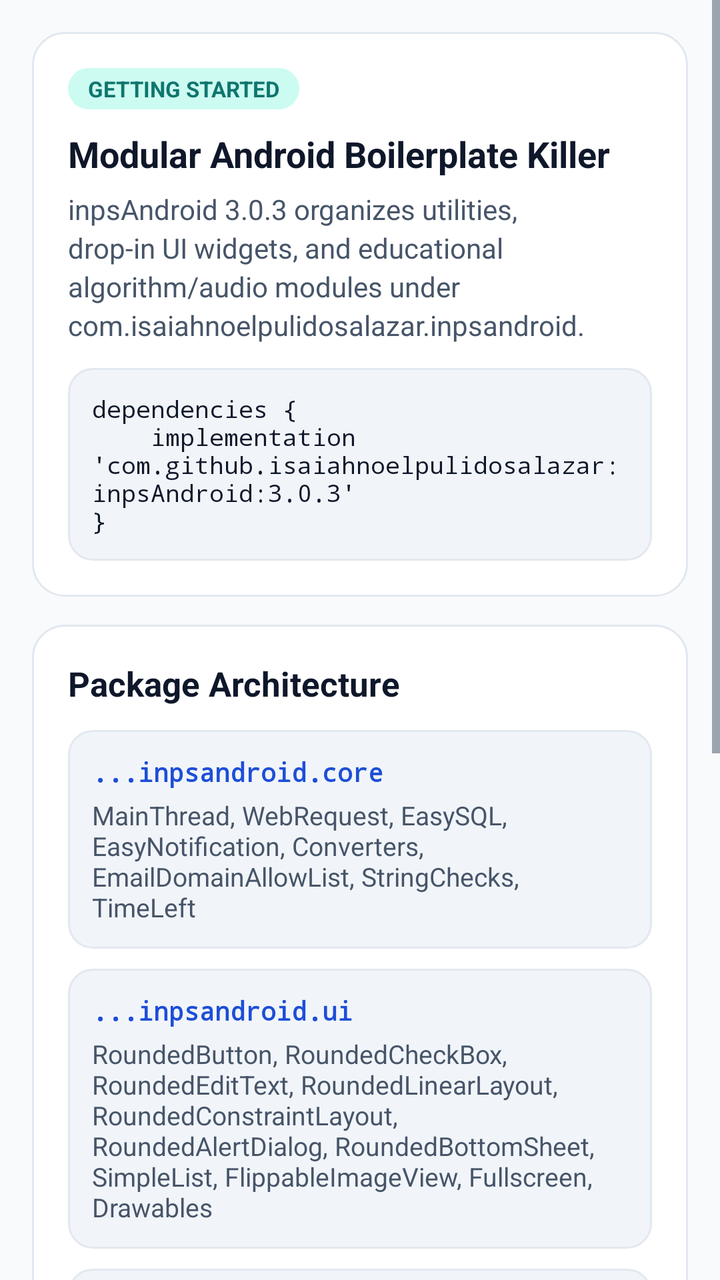
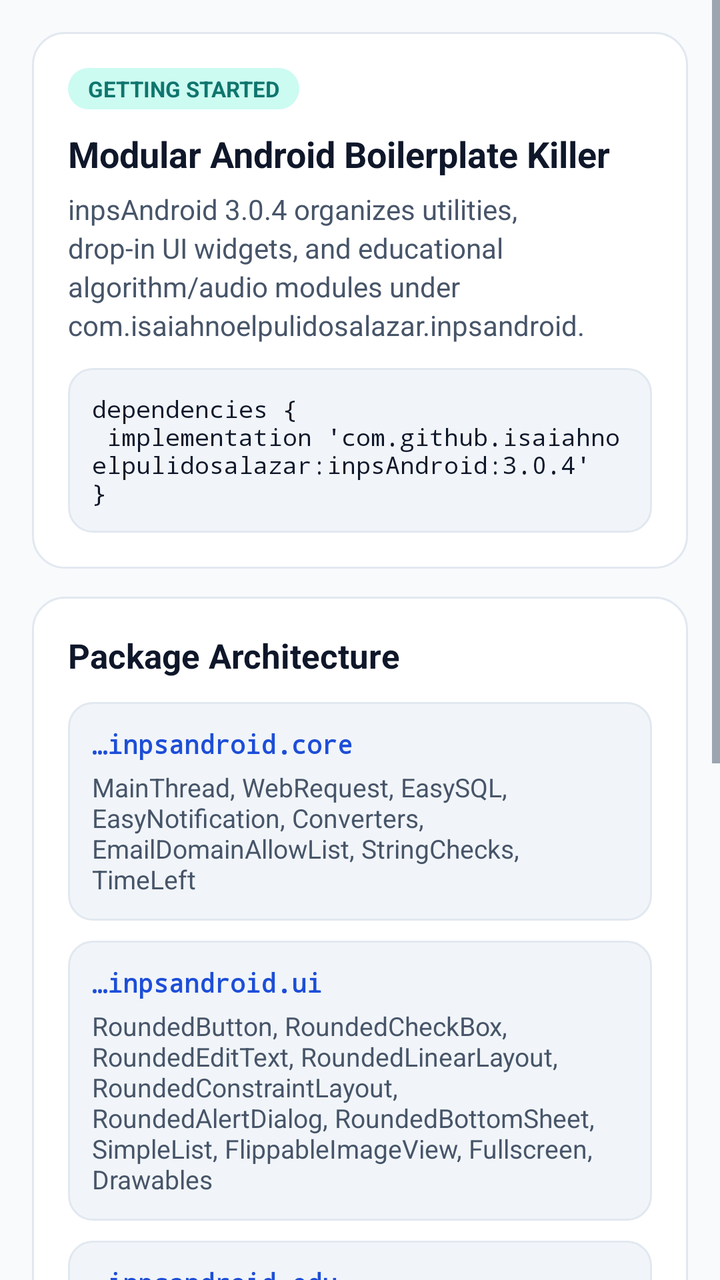

The first picture is an Android layout as it rendered before a commit; the second is the same layout after the commit. The layout source and the unified diff follow.
<!-- AndroidManifest.xml: application theme Theme.InpsAndroidDemo -->
<!-- res/layout/fragment_overview.xml -->
<?xml version="1.0" encoding="utf-8"?>
<ScrollView xmlns:android="http://schemas.android.com/apk/res/android"
    xmlns:app="http://schemas.android.com/apk/res-auto"
    android:id="@+id/overview_scroll"
    android:layout_width="match_parent"
    android:layout_height="match_parent"
    android:clipToPadding="false"
    android:fillViewport="true">

    <LinearLayout
        android:layout_width="match_parent"
        android:layout_height="wrap_content"
        android:orientation="vertical"
        android:padding="16dp">

        
        <LinearLayout
            android:layout_width="match_parent"
            android:layout_height="wrap_content"
            android:background="@drawable/bg_doc_card"
            android:orientation="vertical"
            android:padding="18dp">

            <TextView
                android:layout_width="wrap_content"
                android:layout_height="wrap_content"
                android:background="@drawable/bg_doc_badge_teal"
                android:paddingStart="10dp"
                android:paddingTop="3dp"
                android:paddingEnd="10dp"
                android:paddingBottom="3dp"
                android:text="GETTING STARTED"
                android:textColor="@color/doc_accent"
                android:textSize="11sp"
                android:textStyle="bold" />

            <TextView
                android:layout_width="match_parent"
                android:layout_height="wrap_content"
                android:layout_marginTop="10dp"
                android:text="Modular Android Boilerplate Killer"
                android:textColor="@color/doc_ink"
                android:textSize="18sp"
                android:textStyle="bold" />

            <TextView
                android:layout_width="match_parent"
                android:layout_height="wrap_content"
                android:layout_marginTop="6dp"
                android:lineSpacingExtra="3dp"
                android:text="inpsAndroid 3.0.3 organizes utilities, drop-in UI widgets, and educational algorithm/audio modules under com.isaiahnoelpulidosalazar.inpsandroid."
                android:textColor="@color/doc_ink_muted"
                android:textSize="14sp" />

            <TextView
                android:layout_width="match_parent"
                android:layout_height="wrap_content"
                android:layout_marginTop="12dp"
                android:background="@drawable/bg_code_block"
                android:fontFamily="monospace"
                android:padding="12dp"
                android:text="dependencies {\n    implementation 'com.github.isaiahnoelpulidosalazar:inpsAndroid:3.0.3'\n}"
                android:textColor="@color/doc_ink"
                android:textSize="12sp" />
        </LinearLayout>

        
        <LinearLayout
            android:layout_width="match_parent"
            android:layout_height="wrap_content"
            android:layout_marginTop="14dp"
            android:background="@drawable/bg_doc_card"
            android:orientation="vertical"
            android:padding="18dp">

            <TextView
                android:layout_width="match_parent"
                android:layout_height="wrap_content"
                android:text="Package Architecture"
                android:textColor="@color/doc_ink"
                android:textSize="17sp"
                android:textStyle="bold" />

            
            <LinearLayout
                android:layout_width="match_parent"
                android:layout_height="wrap_content"
                android:layout_marginTop="12dp"
                android:background="@drawable/bg_code_block"
                android:orientation="vertical"
                android:padding="12dp">

                <TextView
                    android:layout_width="wrap_content"
                    android:layout_height="wrap_content"
                    android:fontFamily="monospace"
                    android:text="...inpsandroid.core"
                    android:textColor="@color/doc_primary"
                    android:textSize="13sp"
                    android:textStyle="bold" />

                <TextView
                    android:layout_width="match_parent"
                    android:layout_height="wrap_content"
                    android:layout_marginTop="4dp"
                    android:text="MainThread, WebRequest, EasySQL, EasyNotification, Converters, EmailDomainAllowList, StringChecks, TimeLeft"
                    android:textColor="@color/doc_ink_muted"
                    android:textSize="13sp" />
            </LinearLayout>

            
            <LinearLayout
                android:layout_width="match_parent"
                android:layout_height="wrap_content"
                android:layout_marginTop="10dp"
                android:background="@drawable/bg_code_block"
                android:orientation="vertical"
                android:padding="12dp">

                <TextView
                    android:layout_width="wrap_content"
                    android:layout_height="wrap_content"
                    android:fontFamily="monospace"
                    android:text="...inpsandroid.ui"
                    android:textColor="@color/doc_primary"
                    android:textSize="13sp"
                    android:textStyle="bold" />

                <TextView
                    android:layout_width="match_parent"
                    android:layout_height="wrap_content"
                    android:layout_marginTop="4dp"
                    android:text="RoundedButton, RoundedCheckBox, RoundedEditText, RoundedLinearLayout, RoundedConstraintLayout, RoundedAlertDialog, RoundedBottomSheet, SimpleList, FlippableImageView, Fullscreen, Drawables"
                    android:textColor="@color/doc_ink_muted"
                    android:textSize="13sp" />
            </LinearLayout>

            
            <LinearLayout
                android:layout_width="match_parent"
                android:layout_height="wrap_content"
                android:layout_marginTop="10dp"
                android:background="@drawable/bg_code_block"
                android:orientation="vertical"
                android:padding="12dp">

                <TextView
                    android:layout_width="wrap_content"
                    android:layout_height="wrap_content"
                    android:fontFamily="monospace"
                    android:text="...inpsandroid.edu"
                    android:textColor="@color/doc_primary"
                    android:textSize="13sp"
                    android:textStyle="bold" />

                <TextView
                    android:layout_width="match_parent"
                    android:layout_height="wrap_content"
                    android:layout_marginTop="4dp"
                    android:text="edu.sort.Sort, AreaCalculator, SoundSynthesizer"
                    android:textColor="@color/doc_ink_muted"
                    android:textSize="13sp" />
            </LinearLayout>

            <LinearLayout
                android:layout_width="match_parent"
                android:layout_height="wrap_content"
                android:layout_marginTop="14dp"
                android:orientation="horizontal">

                <com.isaiahnoelpulidosalazar.inpsandroid.ui.RoundedButton
                    android:id="@+id/btn_jump_core"
                    android:layout_width="0dp"
                    android:layout_height="wrap_content"
                    android:layout_marginEnd="6dp"
                    android:layout_weight="1"
                    android:minHeight="48dp"
                    android:text="Explore Core"
                    android:textAllCaps="false"
                    app:inpsCornerRadius="12dp" />

                <com.isaiahnoelpulidosalazar.inpsandroid.ui.RoundedButton
                    android:id="@+id/btn_jump_ui"
                    android:layout_width="0dp"
                    android:layout_height="wrap_content"
                    android:layout_marginEnd="6dp"
                    android:layout_weight="1"
                    android:minHeight="48dp"
                    android:text="Explore UI"
                    android:textAllCaps="false"
                    app:inpsCornerRadius="12dp" />

                <com.isaiahnoelpulidosalazar.inpsandroid.ui.RoundedButton
                    android:id="@+id/btn_jump_edu"
                    android:layout_width="0dp"
                    android:layout_height="wrap_content"
                    android:layout_weight="1"
                    android:minHeight="48dp"
                    android:text="Explore Edu"
                    android:textAllCaps="false"
                    app:inpsCornerRadius="12dp" />
            </LinearLayout>
        </LinearLayout>

        
        <LinearLayout
            android:layout_width="match_parent"
            android:layout_height="wrap_content"
            android:layout_marginTop="14dp"
            android:background="@drawable/bg_doc_card"
            android:orientation="vertical"
            android:padding="18dp">

            <TextView
                android:layout_width="match_parent"
                android:layout_height="wrap_content"
                android:text="Requirements &amp; Theme Setup"
                android:textColor="@color/doc_ink"
                android:textSize="17sp"
                android:textStyle="bold" />

            <TextView
                android:layout_width="match_parent"
                android:layout_height="wrap_content"
                android:layout_marginTop="8dp"
                android:lineSpacingExtra="4dp"
                android:text="• minSdk 24, compileSdk 36, Java 17\n• AppCompat or Material theme defining colorPrimary, colorControlHighlight, and android:colorBackground\n• No Material dependency required by the library itself\n• Library resources &amp; attributes are prefixed with inps_ / inps"
                android:textColor="@color/doc_ink_muted"
                android:textSize="14sp" />
        </LinearLayout>

    </LinearLayout>
</ScrollView>
<!-- resources referenced by this layout -->
<resources>
  <color name="doc_accent">#0F766E</color>
  <color name="doc_ink">#0F172A</color>
  <color name="doc_ink_muted">#475569</color>
  <color name="doc_primary">#1D4ED8</color>
  <!-- drawable bg_code_block (drawable) -->
  <?xml version="1.0" encoding="utf-8"?>
  <shape xmlns:android="http://schemas.android.com/apk/res/android">
      <solid android:color="@color/doc_code_bg" />
      <corners android:radius="12dp" />
      <stroke
          android:width="1dp"
          android:color="@color/doc_border" />
  </shape>
  <!-- drawable bg_doc_badge_teal (drawable) -->
  <?xml version="1.0" encoding="utf-8"?>
  <shape xmlns:android="http://schemas.android.com/apk/res/android">
      <solid android:color="@color/doc_accent_soft" />
      <corners android:radius="999dp" />
  </shape>
  <!-- drawable bg_doc_card (drawable) -->
  <?xml version="1.0" encoding="utf-8"?>
  <shape xmlns:android="http://schemas.android.com/apk/res/android">
      <solid android:color="@color/doc_surface" />
      <corners android:radius="16dp" />
      <stroke
          android:width="1dp"
          android:color="@color/doc_border" />
  </shape>
  <style name="Theme.InpsAndroidDemo" parent="Theme.Material3.Light.NoActionBar">
          <item name="android:colorBackground">@color/doc_bg</item>
          <item name="colorSurface">@color/doc_surface</item>
          <item name="colorSurfaceVariant">@color/doc_code_bg</item>
          <item name="colorPrimary">@color/doc_primary</item>
          <item name="colorOnPrimary">#FFFFFF</item>
          <item name="colorPrimaryContainer">@color/doc_primary_soft</item>
          <item name="colorOnPrimaryContainer">@color/doc_primary_ink</item>
          <item name="colorSecondary">@color/doc_accent</item>
          <item name="colorControlHighlight">#1A1D4ED8</item>
          <item name="android:textColorPrimary">@color/doc_ink</item>
          <item name="android:textColorSecondary">@color/doc_ink_muted</item>
      </style>
  <color name="doc_code_bg">#F1F5F9</color>
  <color name="doc_border">#E2E8F0</color>
  <color name="doc_accent_soft">#CCFBF1</color>
  <color name="doc_surface">#FFFFFF</color>
  <color name="doc_bg">#F8FAFC</color>
  <color name="doc_primary_soft">#DBEAFE</color>
  <color name="doc_primary_ink">#1E3A8A</color>
</resources>

<!-- the commit's change to res/layout/fragment_overview.xml (unified diff, before → after) -->
@@ -29,7 +29,7 @@
                 android:paddingTop="3dp"
                 android:paddingEnd="10dp"
                 android:paddingBottom="3dp"
-                android:text="GETTING STARTED"
+                android:text="@string/badge_getting_started"
                 android:textColor="@color/doc_accent"
                 android:textSize="11sp"
                 android:textStyle="bold" />
@@ -38,7 +38,7 @@
                 android:layout_width="match_parent"
                 android:layout_height="wrap_content"
                 android:layout_marginTop="10dp"
-                android:text="Modular Android Boilerplate Killer"
+                android:text="@string/overview_title"
                 android:textColor="@color/doc_ink"
                 android:textSize="18sp"
                 android:textStyle="bold" />
@@ -48,7 +48,7 @@
                 android:layout_height="wrap_content"
                 android:layout_marginTop="6dp"
                 android:lineSpacingExtra="3dp"
-                android:text="inpsAndroid 3.0.3 organizes utilities, drop-in UI widgets, and educational algorithm/audio modules under com.isaiahnoelpulidosalazar.inpsandroid."
+                android:text="@string/overview_description"
                 android:textColor="@color/doc_ink_muted"
                 android:textSize="14sp" />
 
@@ -59,7 +59,7 @@
                 android:background="@drawable/bg_code_block"
                 android:fontFamily="monospace"
                 android:padding="12dp"
-                android:text="dependencies {\n    implementation 'com.github.isaiahnoelpulidosalazar:inpsAndroid:3.0.3'\n}"
+                android:text="@string/overview_gradle_snippet"
                 android:textColor="@color/doc_ink"
                 android:textSize="12sp" />
         </LinearLayout>
@@ -76,7 +76,7 @@
             <TextView
                 android:layout_width="match_parent"
                 android:layout_height="wrap_content"
-                android:text="Package Architecture"
+                android:text="@string/overview_architecture_title"
                 android:textColor="@color/doc_ink"
                 android:textSize="17sp"
                 android:textStyle="bold" />
@@ -94,7 +94,7 @@
                     android:layout_width="wrap_content"
                     android:layout_height="wrap_content"
                     android:fontFamily="monospace"
-                    android:text="...inpsandroid.core"
+                    android:text="@string/pkg_core_label"
                     android:textColor="@color/doc_primary"
                     android:textSize="13sp"
                     android:textStyle="bold" />
@@ -103,7 +103,7 @@
                     android:layout_width="match_parent"
                     android:layout_height="wrap_content"
                     android:layout_marginTop="4dp"
-                    android:text="MainThread, WebRequest, EasySQL, EasyNotification, Converters, EmailDomainAllowList, StringChecks, TimeLeft"
+                    android:text="@string/pkg_core_desc"
                     android:textColor="@color/doc_ink_muted"
                     android:textSize="13sp" />
             </LinearLayout>
@@ -121,7 +121,7 @@
                     android:layout_width="wrap_content"
                     android:layout_height="wrap_content"
                     android:fontFamily="monospace"
-                    android:text="...inpsandroid.ui"
+                    android:text="@string/pkg_ui_label"
                     android:textColor="@color/doc_primary"
                     android:textSize="13sp"
                     android:textStyle="bold" />
@@ -130,7 +130,7 @@
                     android:layout_width="match_parent"
                     android:layout_height="wrap_content"
                     android:layout_marginTop="4dp"
-                    android:text="RoundedButton, RoundedCheckBox, RoundedEditText, RoundedLinearLayout, RoundedConstraintLayout, RoundedAlertDialog, RoundedBottomSheet, SimpleList, FlippableImageView, Fullscreen, Drawables"
+                    android:text="@string/pkg_ui_desc"
                     android:textColor="@color/doc_ink_muted"
                     android:textSize="13sp" />
             </LinearLayout>
@@ -148,7 +148,7 @@
                     android:layout_width="wrap_content"
                     android:layout_height="wrap_content"
                     android:fontFamily="monospace"
-                    android:text="...inpsandroid.edu"
+                    android:text="@string/pkg_edu_label"
                     android:textColor="@color/doc_primary"
                     android:textSize="13sp"
                     android:textStyle="bold" />
@@ -157,7 +157,7 @@
                     android:layout_width="match_parent"
                     android:layout_height="wrap_content"
                     android:layout_marginTop="4dp"
-                    android:text="edu.sort.Sort, AreaCalculator, SoundSynthesizer"
+                    android:text="@string/pkg_edu_desc"
                     android:textColor="@color/doc_ink_muted"
                     android:textSize="13sp" />
             </LinearLayout>
@@ -175,7 +175,7 @@
                     android:layout_marginEnd="6dp"
                     android:layout_weight="1"
                     android:minHeight="48dp"
-                    android:text="Explore Core"
+                    android:text="@string/btn_explore_core"
                     android:textAllCaps="false"
                     app:inpsCornerRadius="12dp" />
 
@@ -186,7 +186,7 @@
                     android:layout_marginEnd="6dp"
                     android:layout_weight="1"
                     android:minHeight="48dp"
-                    android:text="Explore UI"
+                    android:text="@string/btn_explore_ui"
                     android:textAllCaps="false"
                     app:inpsCornerRadius="12dp" />
 
@@ -196,7 +196,7 @@
                     android:layout_height="wrap_content"
                     android:layout_weight="1"
                     android:minHeight="48dp"
-                    android:text="Explore Edu"
+                    android:text="@string/btn_explore_edu"
                     android:textAllCaps="false"
                     app:inpsCornerRadius="12dp" />
             </LinearLayout>
@@ -214,7 +214,7 @@
             <TextView
                 android:layout_width="match_parent"
                 android:layout_height="wrap_content"
-                android:text="Requirements &amp; Theme Setup"
+                android:text="@string/overview_requirements_title"
                 android:textColor="@color/doc_ink"
                 android:textSize="17sp"
                 android:textStyle="bold" />
@@ -224,7 +224,7 @@
                 android:layout_height="wrap_content"
                 android:layout_marginTop="8dp"
                 android:lineSpacingExtra="4dp"
-                android:text="• minSdk 24, compileSdk 36, Java 17\n• AppCompat or Material theme defining colorPrimary, colorControlHighlight, and android:colorBackground\n• No Material dependency required by the library itself\n• Library resources &amp; attributes are prefixed with inps_ / inps"
+                android:text="@string/overview_requirements_body"
                 android:textColor="@color/doc_ink_muted"
                 android:textSize="14sp" />
         </LinearLayout>
<!-- resource entries referenced after the edit -->
@@ -28,6 +28,22 @@
           android:width="1dp"
           android:color="@color/doc_border" />
   </shape>
+  <string name="badge_getting_started">GETTING STARTED</string>
+  <string name="btn_explore_core">Explore Core</string>
+  <string name="btn_explore_edu">Explore Edu</string>
+  <string name="btn_explore_ui">Explore UI</string>
+  <string name="overview_architecture_title">Package Architecture</string>
+  <string name="overview_description">inpsAndroid 3.0.4 organizes utilities, drop-in UI widgets, and educational algorithm/audio modules under com.isaiahnoelpulidosalazar.inpsandroid.</string>
+  <string name="overview_gradle_snippet">dependencies {\n    implementation \'com.github.isaiahnoelpulidosalazar:inpsAndroid:3.0.4\'\n}</string>
+  <string name="overview_requirements_body">• minSdk 24, compileSdk 36, Java 17\n• AppCompat or Material theme defining colorPrimary, colorControlHighlight, and android:colorBackground\n• No Material dependency required by the library itself\n• Library resources &amp; attributes are prefixed with inps_ / inps / Inps</string>
+  <string name="overview_requirements_title">Requirements &amp; Theme Setup</string>
+  <string name="overview_title">Modular Android Boilerplate Killer</string>
+  <string name="pkg_core_desc">MainThread, WebRequest, EasySQL, EasyNotification, Converters, EmailDomainAllowList, StringChecks, TimeLeft</string>
+  <string name="pkg_core_label">…inpsandroid.core</string>
+  <string name="pkg_edu_desc">edu.sort.Sort, AreaCalculator, SoundSynthesizer</string>
+  <string name="pkg_edu_label">…inpsandroid.edu</string>
+  <string name="pkg_ui_desc">RoundedButton, RoundedCheckBox, RoundedEditText, RoundedLinearLayout, RoundedConstraintLayout, RoundedAlertDialog, RoundedBottomSheet, SimpleList, FlippableImageView, Fullscreen, Drawables</string>
+  <string name="pkg_ui_label">…inpsandroid.ui</string>
   <style name="Theme.InpsAndroidDemo" parent="Theme.Material3.Light.NoActionBar">
           <item name="android:colorBackground">@color/doc_bg</item>
           <item name="colorSurface">@color/doc_surface</item>
